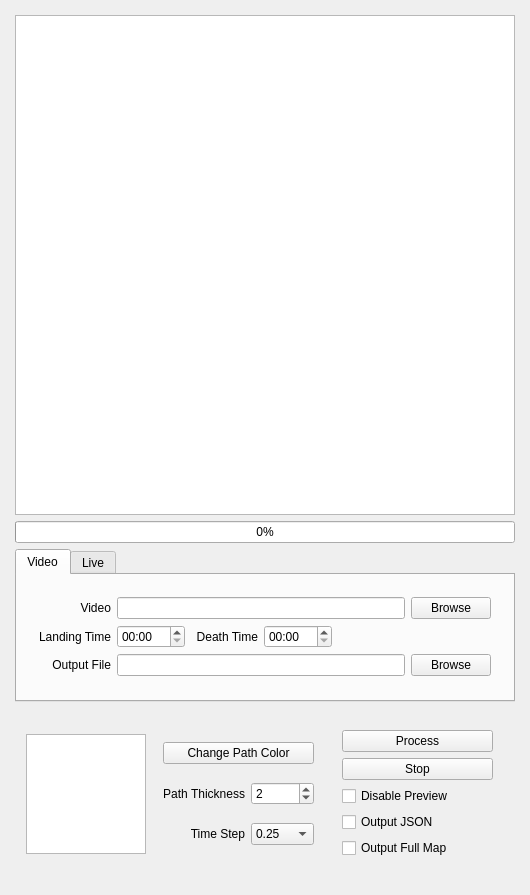
This is pubgis/pubgis_gui.ui in andrewzwicky/PUBGIS as Qt 5 draws it before an edit. The edited form follows.
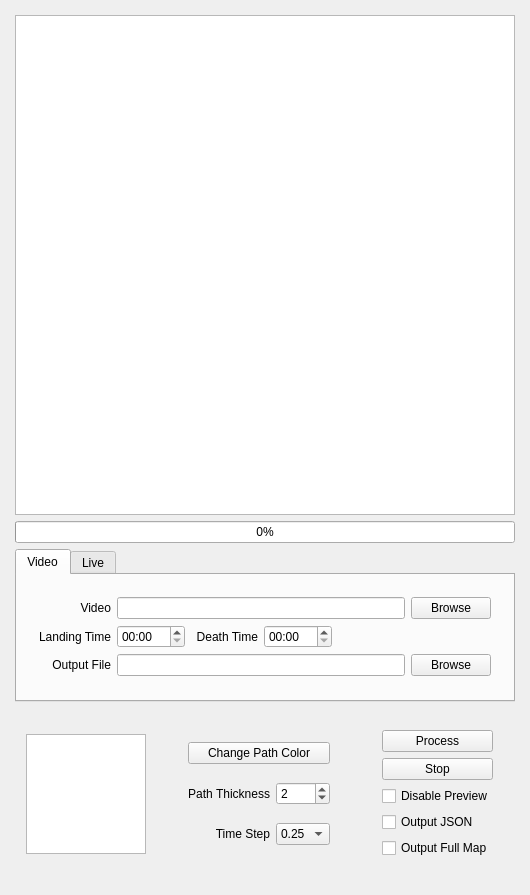
This is the edited form.

Commit message:
main window can has reasonable scale behavior
Still need to find a way to make sure graphics view maintains aspect ratio

The edit to the form file:
```diff
--- a/pubgis/pubgis_gui.ui
+++ b/pubgis/pubgis_gui.ui
@@ -7,7 +7,7 @@
     <x>0</x>
     <y>0</y>
     <width>530</width>
-    <height>855</height>
+    <height>867</height>
    </rect>
   </property>
   <property name="sizePolicy">
@@ -267,6 +267,12 @@
     </item>
     <item>
      <widget class="QWidget" name="widget_2" native="true">
+      <property name="sizePolicy">
+       <sizepolicy hsizetype="Expanding" vsizetype="Fixed">
+        <horstretch>0</horstretch>
+        <verstretch>0</verstretch>
+       </sizepolicy>
+      </property>
       <layout class="QGridLayout" name="gridLayout_2">
        <item row="3" column="2">
         <widget class="QGraphicsView" name="path_preview_view">
@@ -299,8 +305,68 @@
          </property>
         </widget>
        </item>
-       <item row="3" column="3">
+       <item row="3" column="5">
+        <spacer name="horizontalSpacer_3">
+         <property name="orientation">
+          <enum>Qt::Horizontal</enum>
+         </property>
+         <property name="sizeHint" stdset="0">
+          <size>
+           <width>0</width>
+           <height>20</height>
+          </size>
+         </property>
+        </spacer>
+       </item>
+       <item row="3" column="6">
+        <widget class="QWidget" name="widget" native="true">
+         <layout class="QVBoxLayout" name="verticalLayout_2">
+          <item>
+           <widget class="QPushButton" name="process_button">
+            <property name="text">
+             <string>Process</string>
+            </property>
+           </widget>
+          </item>
+          <item>
+           <widget class="QPushButton" name="cancel_button">
+            <property name="text">
+             <string>Stop</string>
+            </property>
+           </widget>
+          </item>
+          <item>
+           <widget class="QCheckBox" name="disable_preview_checkbox">
+            <property name="text">
+             <string>Disable Preview</string>
+            </property>
+           </widget>
+          </item>
+          <item>
+           <widget class="QCheckBox" name="output_json_checkbox">
+            <property name="text">
+             <string>Output JSON</string>
+            </property>
+           </widget>
+          </item>
+          <item>
+           <widget class="QCheckBox" name="output_full_map_checkbox">
+            <property name="text">
+             <string>Output Full Map</string>
+            </property>
+           </widget>
+          </item>
+         </layout>
+        </widget>
+       </item>
+       <item row="3" column="4">
         <widget class="QWidget" name="widget_5" native="true">
+         <property name="sizePolicy">
+          <sizepolicy hsizetype="Fixed" vsizetype="Preferred">
+           <horstretch>0</horstretch>
+           <verstretch>0</verstretch>
+          </sizepolicy>
+         </property>
          <layout class="QGridLayout" name="gridLayout_4">
           <item row="4" column="1">
            <widget class="QComboBox" name="time_step">
@@ -377,46 +443,18 @@
          </layout>
         </widget>
        </item>
-       <item row="3" column="4">
-        <widget class="QWidget" name="widget" native="true">
-         <layout class="QVBoxLayout" name="verticalLayout_2">
-          <item>
-           <widget class="QPushButton" name="process_button">
-            <property name="text">
-             <string>Process</string>
-            </property>
-           </widget>
-          </item>
-          <item>
-           <widget class="QPushButton" name="cancel_button">
-            <property name="text">
-             <string>Stop</string>
-            </property>
-           </widget>
-          </item>
-          <item>
-           <widget class="QCheckBox" name="disable_preview_checkbox">
-            <property name="text">
-             <string>Disable Preview</string>
-            </property>
-           </widget>
-          </item>
-          <item>
-           <widget class="QCheckBox" name="output_json_checkbox">
-            <property name="text">
-             <string>Output JSON</string>
-            </property>
-           </widget>
-          </item>
-          <item>
-           <widget class="QCheckBox" name="output_full_map_checkbox">
-            <property name="text">
-             <string>Output Full Map</string>
-            </property>
-           </widget>
-          </item>
-         </layout>
-        </widget>
+       <item row="3" column="3">
+        <spacer name="horizontalSpacer_4">
+         <property name="orientation">
+          <enum>Qt::Horizontal</enum>
+         </property>
+         <property name="sizeHint" stdset="0">
+          <size>
+           <width>0</width>
+           <height>20</height>
+          </size>
+         </property>
+        </spacer>
        </item>
       </layout>
      </widget>
```
Left out of the diff: 12 changed lines with no effect on the pictures.
